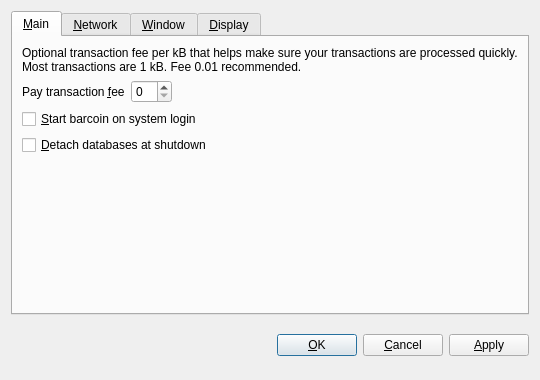
This is src/qt/forms/optionsdialog.ui in obol/meecoin as Qt 5 draws it before an edit. The edited form follows.
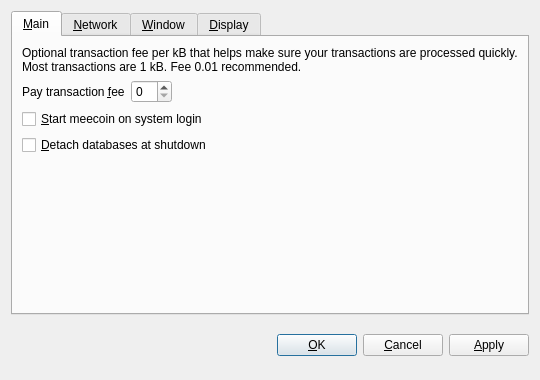
This is the edited form. The open tabs and pages were chosen to show the change. Custom widgets are drawn as their Qt base class.

Diff of the .ui file:
```diff
--- a/src/qt/forms/optionsdialog.ui
+++ b/src/qt/forms/optionsdialog.ui
@@ -82,7 +82,7 @@
           <string>Automatically start barcoin after logging in to the system.</string>
          </property>
          <property name="text">
-          <string>&amp;Start barcoin on system login</string>
+          <string>&amp;Start meecoin on system login</string>
          </property>
         </widget>
        </item>
```
Left out of the diff: 10 changed lines with no effect on the pictures.
